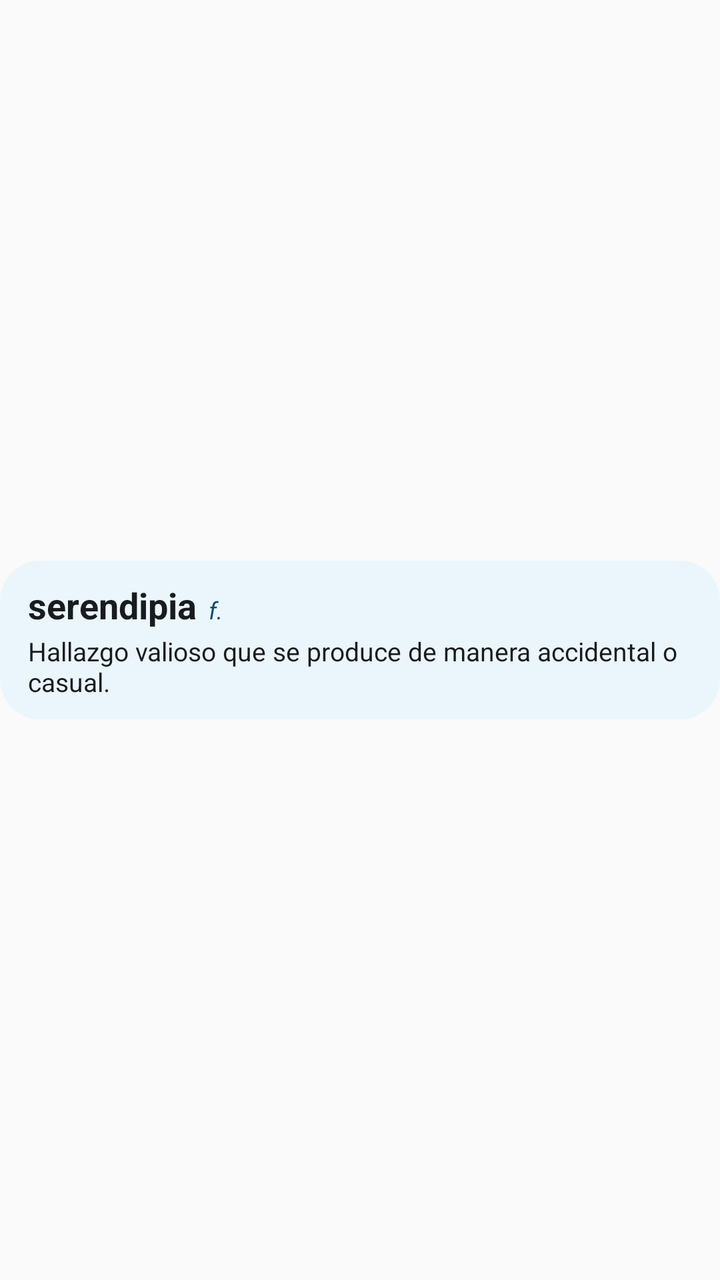
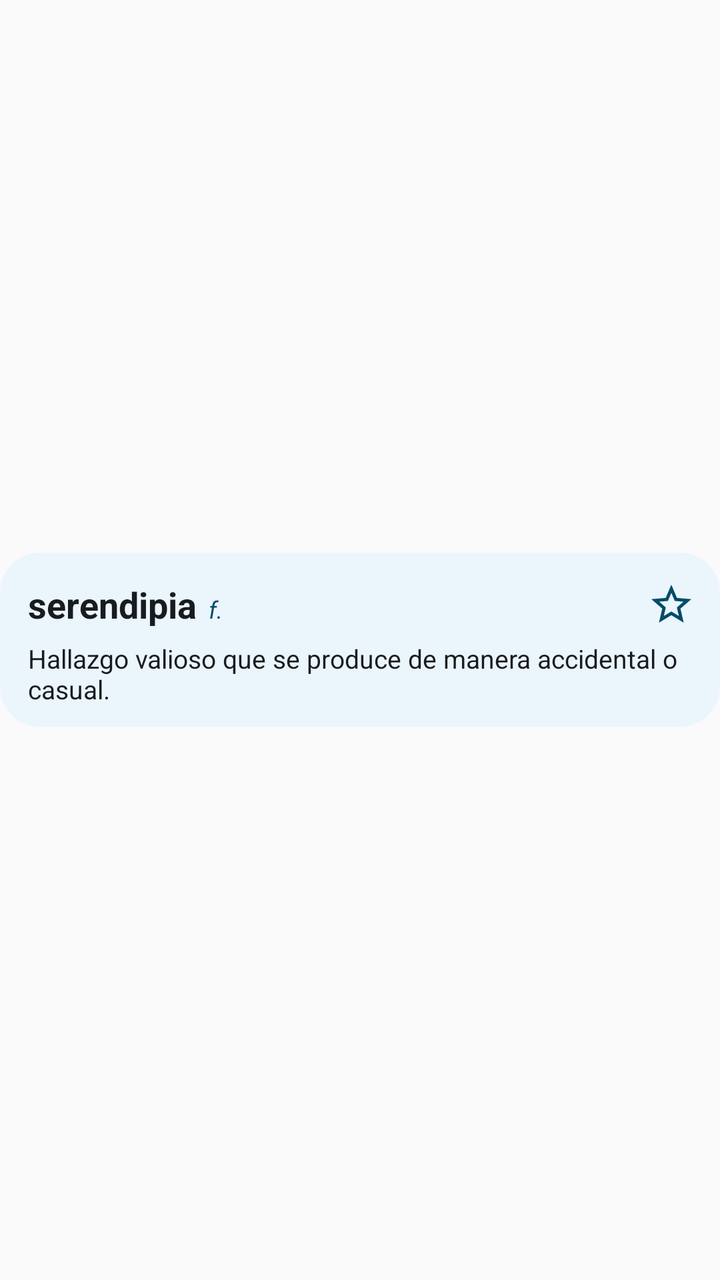

Compare the two renders of this Android layout. The source of the first and the diff that turns it into the second are given below.
<!-- AndroidManifest.xml: application theme Theme.WidgetDiccionario -->
<!-- res/layout/widget_palabra.xml -->
<?xml version="1.0" encoding="utf-8"?>
<FrameLayout xmlns:android="http://schemas.android.com/apk/res/android"
    xmlns:tools="http://schemas.android.com/tools"
    android:layout_width="match_parent"
    android:layout_height="match_parent">

    <LinearLayout
        android:id="@android:id/background"
        tools:ignore="UselessParent"
        android:layout_width="match_parent"
        android:layout_height="wrap_content"
        android:layout_gravity="center_vertical"
        android:background="@drawable/widget_fondo"
        android:orientation="vertical"
        android:paddingHorizontal="14dp"
        android:paddingVertical="10dp">

        <LinearLayout
            android:layout_width="match_parent"
            android:layout_height="wrap_content"
            android:baselineAligned="true"
            android:orientation="horizontal">

            <TextView
                android:id="@+id/palabra"
                android:layout_width="wrap_content"
                android:layout_height="wrap_content"
                android:ellipsize="end"
                android:maxLines="1"
                android:text="@string/widget_palabra_ejemplo"
                android:textColor="@color/widget_texto"
                android:textSize="18sp"
                android:textStyle="bold" />

            <TextView
                android:id="@+id/categoria"
                android:layout_width="wrap_content"
                android:layout_height="wrap_content"
                android:layout_marginStart="6dp"
                android:maxLines="1"
                android:text="@string/widget_categoria_ejemplo"
                android:textColor="@color/widget_texto_secundario"
                android:textSize="12sp"
                android:textStyle="italic" />
        </LinearLayout>

        <TextView
            android:id="@+id/definicion"
            android:layout_width="match_parent"
            android:layout_height="wrap_content"
            android:layout_marginTop="2dp"
            android:ellipsize="end"
            android:maxLines="3"
            android:text="@string/widget_definicion_ejemplo"
            android:textColor="@color/widget_texto"
            android:textSize="13sp" />
    </LinearLayout>
</FrameLayout>
<!-- resources referenced by this layout -->
<resources>
  <color name="widget_texto">#1F1B16</color>
  <color name="widget_texto_secundario">#6B5E4F</color>
  <!-- drawable widget_fondo (drawable) -->
  <?xml version="1.0" encoding="utf-8"?>
  <shape xmlns:android="http://schemas.android.com/apk/res/android" android:shape="rectangle">
      <solid android:color="@color/widget_fondo_translucido" />
      <corners android:radius="20dp" />
  </shape>
  <string name="widget_categoria_ejemplo">f.</string>
  <string name="widget_definicion_ejemplo">Hallazgo valioso que se produce de manera accidental o casual.</string>
  <string name="widget_palabra_ejemplo">serendipia</string>
  <style name="Theme.WidgetDiccionario" parent="android:Theme.Material.Light.NoActionBar" />
</resources>

<!-- the commit's change to res/layout/widget_palabra.xml (unified diff, before → after) -->
@@ -18,30 +18,48 @@
         <LinearLayout
             android:layout_width="match_parent"
             android:layout_height="wrap_content"
-            android:baselineAligned="true"
+            android:gravity="center_vertical"
             android:orientation="horizontal">
 
-            <TextView
-                android:id="@+id/palabra"
-                android:layout_width="wrap_content"
+            
+            <LinearLayout
+                android:layout_width="0dp"
                 android:layout_height="wrap_content"
-                android:ellipsize="end"
-                android:maxLines="1"
-                android:text="@string/widget_palabra_ejemplo"
-                android:textColor="@color/widget_texto"
-                android:textSize="18sp"
-                android:textStyle="bold" />
+                android:layout_weight="1"
+                android:baselineAligned="true"
+                android:orientation="horizontal">
 
-            <TextView
-                android:id="@+id/categoria"
-                android:layout_width="wrap_content"
-                android:layout_height="wrap_content"
-                android:layout_marginStart="6dp"
-                android:maxLines="1"
-                android:text="@string/widget_categoria_ejemplo"
-                android:textColor="@color/widget_texto_secundario"
-                android:textSize="12sp"
-                android:textStyle="italic" />
+                <TextView
+                    android:id="@+id/palabra"
+                    android:layout_width="wrap_content"
+                    android:layout_height="wrap_content"
+                    android:ellipsize="end"
+                    android:maxLines="1"
+                    android:text="@string/widget_palabra_ejemplo"
+                    android:textColor="@color/widget_texto"
+                    android:textSize="18sp"
+                    android:textStyle="bold" />
+
+                <TextView
+                    android:id="@+id/categoria"
+                    android:layout_width="wrap_content"
+                    android:layout_height="wrap_content"
+                    android:layout_marginStart="6dp"
+                    android:maxLines="1"
+                    android:text="@string/widget_categoria_ejemplo"
+                    android:textColor="@color/widget_texto_secundario"
+                    android:textSize="12sp"
+                    android:textStyle="italic" />
+            </LinearLayout>
+
+            <ImageView
+                android:id="@+id/estrella"
+                android:layout_width="32dp"
+                android:layout_height="32dp"
+                android:layout_marginEnd="-6dp"
+                android:contentDescription="@string/favorita_marcar"
+                android:padding="4dp"
+                android:src="@drawable/ic_estrella_vacia" />
         </LinearLayout>
 
         <TextView
<!-- resource entries referenced after the edit -->
@@ -2,12 +2,24 @@
 <resources>
   <color name="widget_texto">#1F1B16</color>
   <color name="widget_texto_secundario">#6B5E4F</color>
+  <!-- drawable ic_estrella_vacia (drawable) -->
+  <?xml version="1.0" encoding="utf-8"?>
+  <vector xmlns:android="http://schemas.android.com/apk/res/android"
+      android:width="24dp"
+      android:height="24dp"
+      android:viewportWidth="24"
+      android:viewportHeight="24">
+      <path
+          android:fillColor="@color/widget_texto_secundario"
+          android:pathData="M22,9.24l-7.19,-0.62L12,2L9.19,8.63L2,9.24l5.46,4.73L5.82,21L12,17.27L18.18,21l-1.63,-7.03L22,9.24zM12,15.4l-3.76,2.27 1,-4.28 -3.32,-2.88 4.38,-0.38L12,6.1l1.71,4.04 4.38,0.38 -3.32,2.88 1,4.28L12,15.4z" />
+  </vector>
   <!-- drawable widget_fondo (drawable) -->
   <?xml version="1.0" encoding="utf-8"?>
   <shape xmlns:android="http://schemas.android.com/apk/res/android" android:shape="rectangle">
       <solid android:color="@color/widget_fondo_translucido" />
       <corners android:radius="20dp" />
   </shape>
+  <string name="favorita_marcar">Marcar como favorita</string>
   <string name="widget_categoria_ejemplo">f.</string>
   <string name="widget_definicion_ejemplo">Hallazgo valioso que se produce de manera accidental o casual.</string>
   <string name="widget_palabra_ejemplo">serendipia</string>
